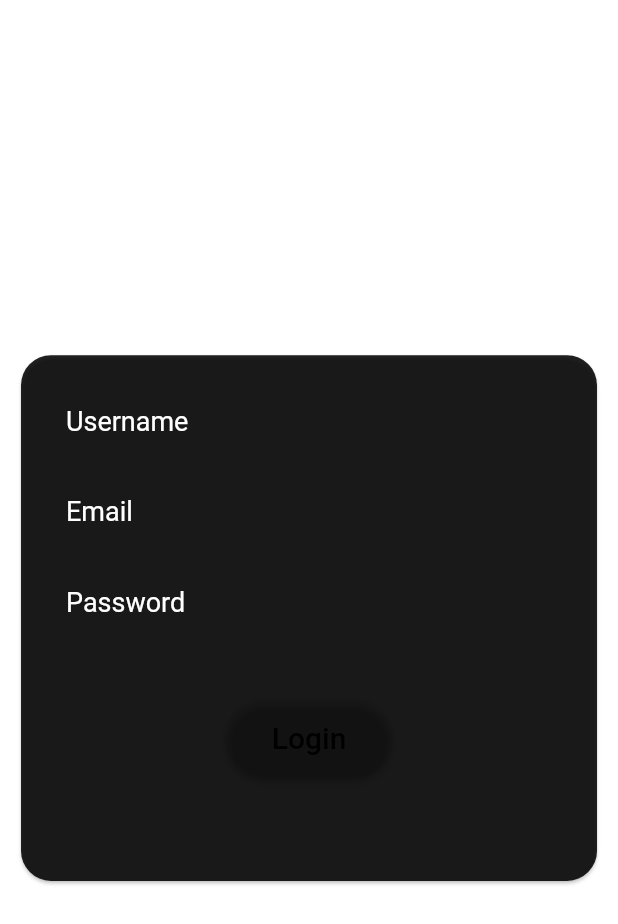
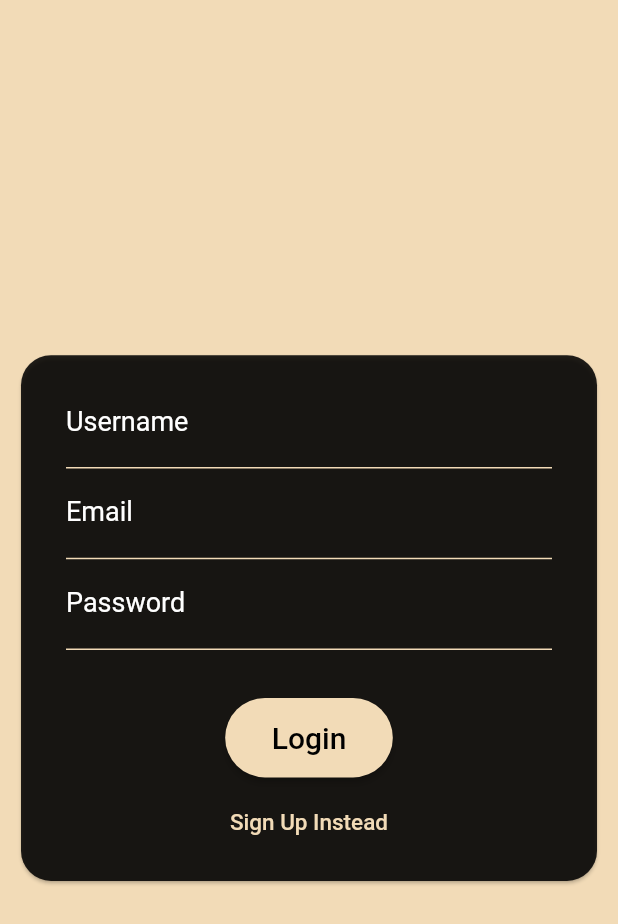
Before and after one commit to ShadowMasterAJ/ToiLocator, a Flutter app: the AuthScreen screen opened directly, on a phone screen of 412 x 824 dp. Shown: the top 924 px of the screen. Run offline on Flutter 3.47's test engine with Material 2 defaults, Android fonts, the phone set to English and light mode, and no system bars; network calls fail.

```diff
--- a/toilocator/lib/palette.dart
+++ b/toilocator/lib/palette.dart
@@ -2,18 +2,18 @@ import 'package:flutter/material.dart';
 
 class Palette {
   static const MaterialColor beige = const MaterialColor(
-    0xf2dbb7, // 0% comes in here, this will be color picked if no shade is selected when defining a Color property which doesn’t require a swatch.
+    0xFFf2dbb7, // 0% comes in here, this will be color picked if no shade is selected when defining a Color property which doesn’t require a swatch.
     const <int, Color>{
-      50: const Color(0xfbf3e7), //10%
-      100: const Color(0xf2dbb7), //20%
-      200: const Color(0xe9c387), //30%
-      300: const Color(0xe1ab57), //40%
-      400: const Color(0xdea44a), //50%
-      500: const Color(0xdb9c38), //60%
-      600: const Color(0xd89327), //70%
-      700: const Color(0xb57b21), //80%
-      800: const Color(0x825817), //90%
-      900: const Color(0x2b1d08), //100%
+      50: const Color(0xFFfbf3e7), //10%
+      100: const Color(0xFFf2dbb7), //20%
+      200: const Color(0xFFe9c387), //30%
+      300: const Color(0xFFe1ab57), //40%
+      400: const Color(0xFFdea44a), //50%
+      500: const Color(0xFFdb9c38), //60%
+      600: const Color(0xFFd89327), //70%
+      700: const Color(0xFFb57b21), //80%
+      800: const Color(0xFF825817), //90%
+      900: const Color(0xFF2b1d08), //100%
     },
   );
 }
```
Also changed, not shown: toilocator/lib/main.dart (+13 -1 lines), toilocator/lib/screens/home_screen.dart (+5 -2 lines), toilocator/lib/screens/profile_screen.dart (added, +138 -0 lines), 7 other files.
